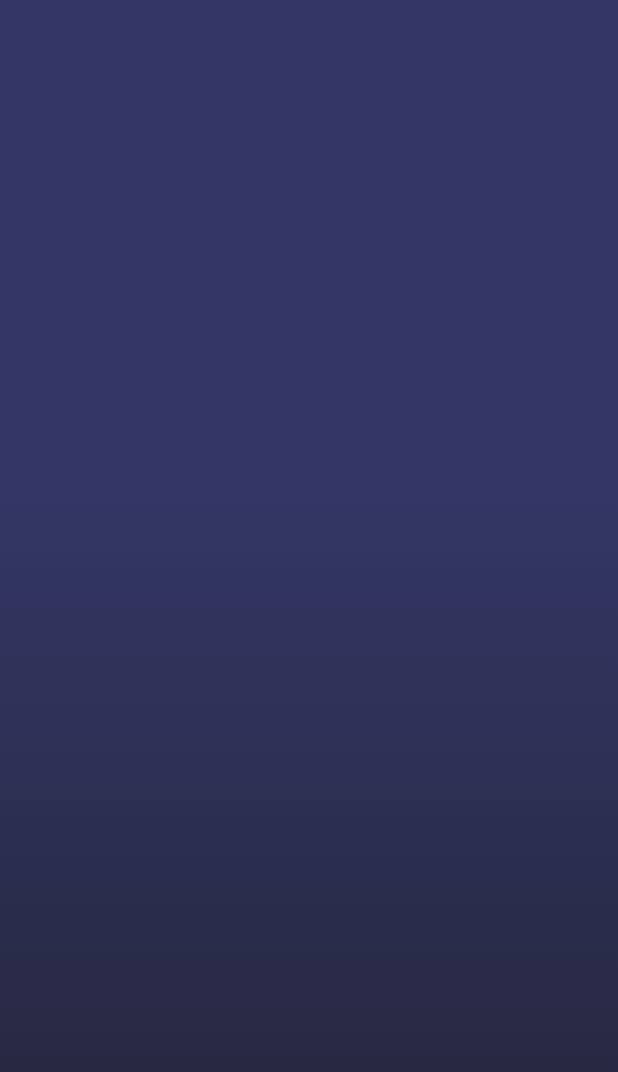
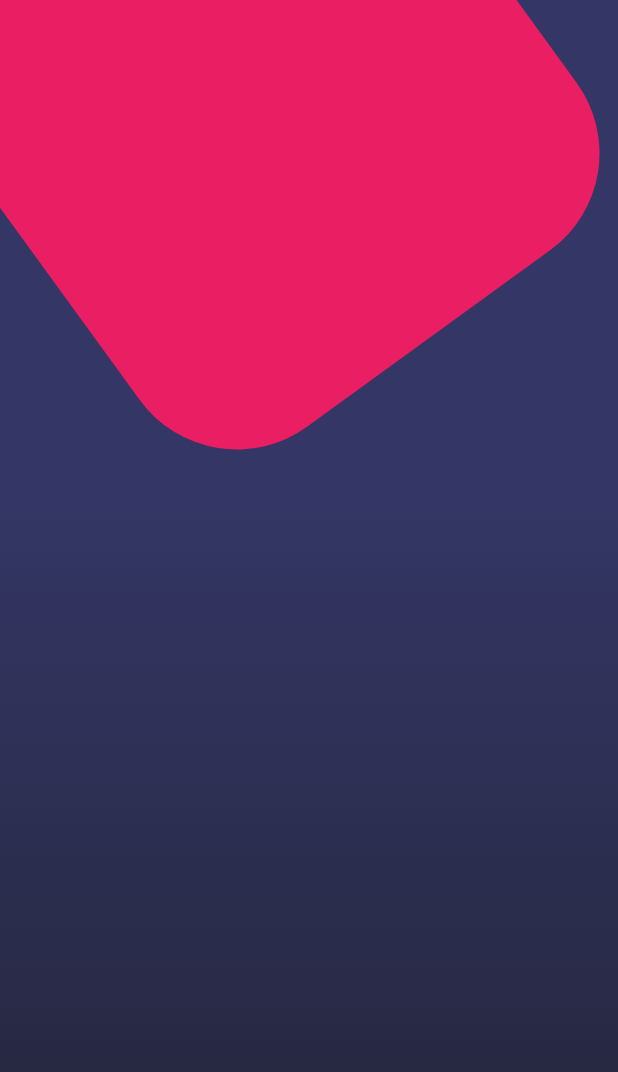
Before and after one commit to jela3105/flutter-basic-designs, a Flutter app: the screen it shows after launch, on a phone screen of 412 x 824 dp. Shown: the top 1072 px of the screen. Run offline on Flutter 3.47's test engine with Material 2 defaults, Android fonts, the phone set to English and light mode, and no system bars.

```diff
--- a/lib/src/pages/buttons_page.dart
+++ b/lib/src/pages/buttons_page.dart
@@ -1,3 +1,5 @@
+import 'dart:math';
+
 import 'package:flutter/material.dart';
 
 class ButtonsPage extends StatelessWidget {
@@ -28,9 +30,25 @@ class ButtonsPage extends StatelessWidget {
       ),
     );
 
+    final pinkBox = Transform.rotate(
+      angle: -pi / 5.0,
+      child: Container(
+        height: 360.0,
+        width: 360.0,
+        decoration: BoxDecoration(
+          color: Colors.pink,
+          borderRadius: BorderRadius.circular(80.0),
+        ),
+      ),
+    );
+
     return Stack(
       children: <Widget>[
         gradient,
+        Positioned(
+          top: -100.0,
+          child: pinkBox,
+        ),
       ],
     );
   }
```
